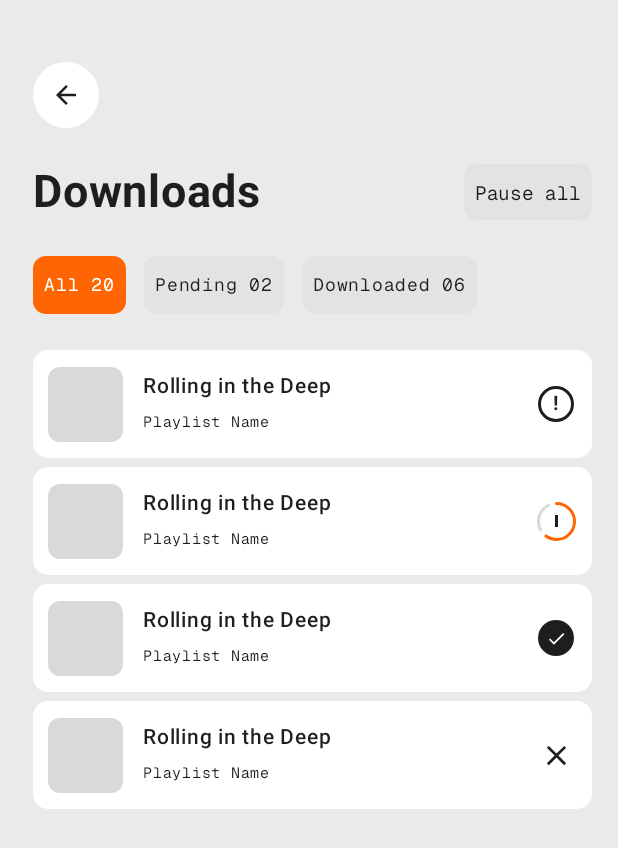
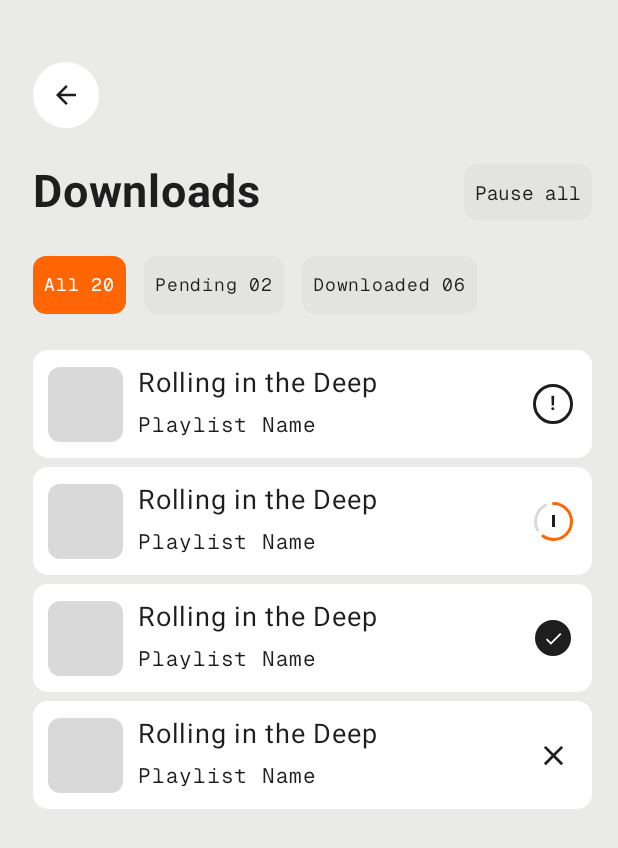
Before and after one commit to abhig1599/music-app, an Android app built with Jetpack Compose: the composable DownloadListFixture shown on its own in the app's theme, on a phone screen of 412 x 824 dp. Shown: the top 848 px of the screen. Run offline under Robolectric (Android 15) with nearby library versions, the phone set to English and light mode, and no system bars; 4 statements that could not run were skipped.

Commit message:
Download list rows: title 18, subtitle mono 14, gaps, icon slot 32 from exact reads

```diff
--- a/app/src/main/java/com/abhi/musicapp/ui/screens/DownloadListScreen.kt
+++ b/app/src/main/java/com/abhi/musicapp/ui/screens/DownloadListScreen.kt
@@ -56,14 +56,14 @@ fun DownloadListFixture(onBack: () -> Unit = {}) {
                 listOf(0, 1, 2, 3).forEach { state ->
                     Row(Modifier.fillMaxWidth().height(72.dp).clip(RoundedCornerShape(10.dp)).background(PureWhite).padding(10.dp), verticalAlignment = Alignment.CenterVertically) {
                         Box(Modifier.size(50.dp).clip(RoundedCornerShape(8.dp)).background(GrayLight)) // photo not shipped
-                        Spacer(Modifier.width(13.dp))
-                        Column(Modifier.weight(1f)) {
-                            Text("Rolling in the Deep", fontSize = 14.sp, fontWeight = FontWeight.Medium, color = InkBlack)
-                            Text("Playlist Name", fontFamily = GeistMono, fontSize = 10.sp, color = InkBlack)
+                        Spacer(Modifier.width(10.dp))
+                        Column(Modifier.weight(1f), verticalArrangement = Arrangement.spacedBy(4.dp)) {
+                            Text("Rolling in the Deep", fontSize = 18.sp, fontWeight = FontWeight.Normal, color = InkBlack)
+                            Text("Playlist Name", fontFamily = GeistMono, fontSize = 14.sp, fontWeight = FontWeight.Medium, color = InkBlack)
                         }
-                        Box(Modifier.size(28.dp), contentAlignment = Alignment.Center) {
+                        Box(Modifier.size(32.dp), contentAlignment = Alignment.Center) {
                             when (state) {
-                                0 -> Box(Modifier.size(24.dp).border(1.5.dp, InkBlack, CircleShape), contentAlignment = Alignment.Center) { Text("!", fontSize = 13.sp, fontWeight = FontWeight.Bold, color = InkBlack) }
+                                0 -> Box(Modifier.size(26.67.dp).border(2.dp, InkBlack, CircleShape), contentAlignment = Alignment.Center) { Text("!", fontSize = 13.sp, fontWeight = FontWeight.Bold, color = InkBlack) }
                                 1 -> { CircularProgressIndicator(progress = { 0.6f }, color = Orangs, trackColor = GrayLight, strokeWidth = 2.dp, modifier = Modifier.size(26.dp))
                                     Box(Modifier.width(2.dp).height(8.dp).background(InkBlack)) }
                                 2 -> Box(Modifier.size(24.dp).clip(CircleShape).background(InkBlack), contentAlignment = Alignment.Center) { Icon(Icons.Filled.Check, null, tint = PureWhite, modifier = Modifier.size(14.dp)) }
```
Also changed, not shown: 1 other file.
